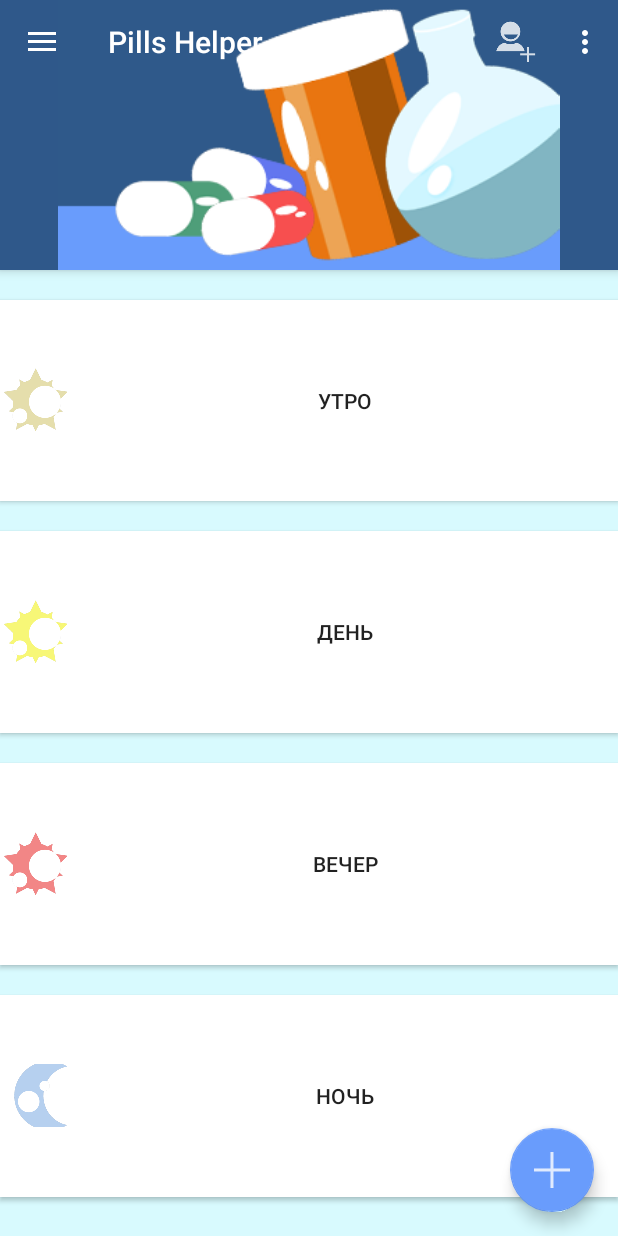
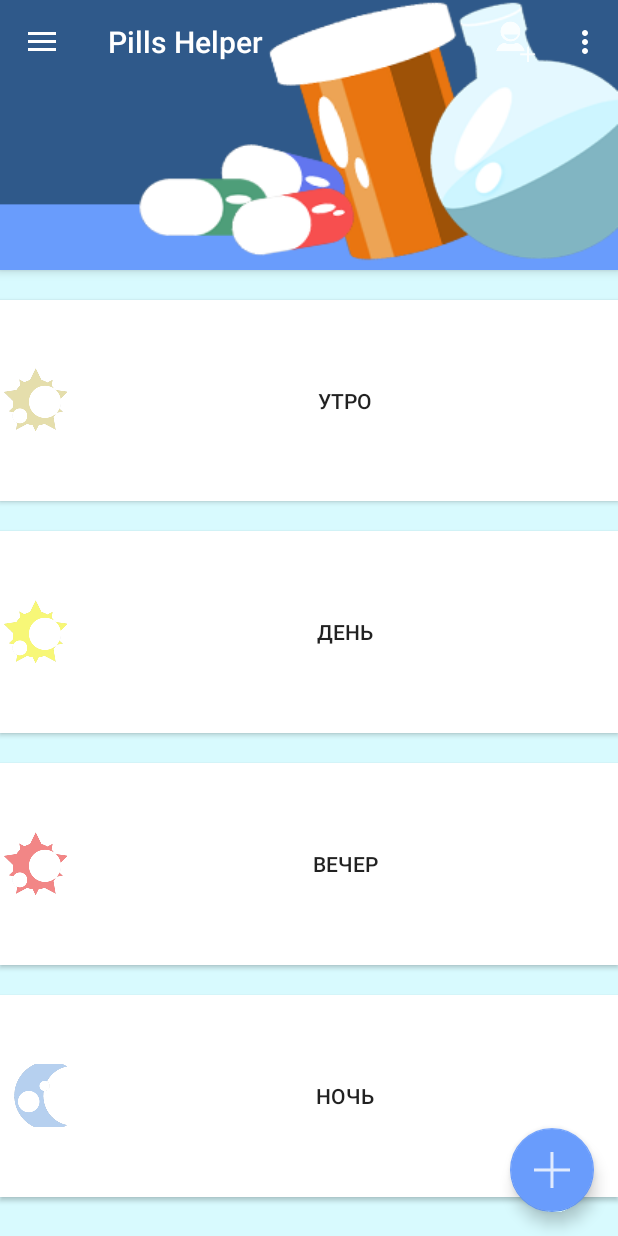
Before and after one commit to khasang-incubator/Android_2016_05_03, an Android app: the screen it shows after launch (DrawerActivity), on a phone screen of 412 x 824 dp. Run offline under Robolectric (Android 15) with nearby library versions, the phone set to English and light mode, and no system bars.

Commit message:
растянули картинку в шапке

```diff
--- a/Application/PillsHelper/app/src/main/res/layout/app_bar_drawer.xml
+++ b/Application/PillsHelper/app/src/main/res/layout/app_bar_drawer.xml
@@ -19,7 +19,10 @@
             android:layout_width="match_parent"
             android:layout_height="match_parent">
 
-            <include layout="@layout/drawer_header"/>
+            <LinearLayout
+                android:layout_width="match_parent"
+                android:layout_height="match_parent"
+                android:background="@drawable/header_new"/>
 
             <android.support.v7.widget.Toolbar
                 android:id="@+id/toolbar"
```
Also changed, not shown: 1 other file.
